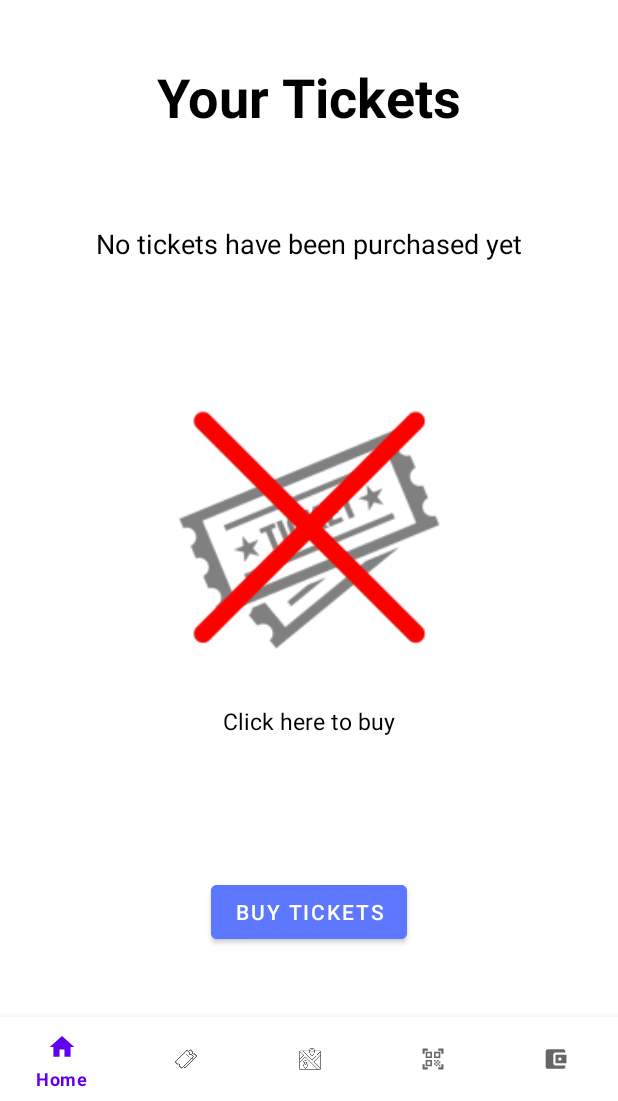
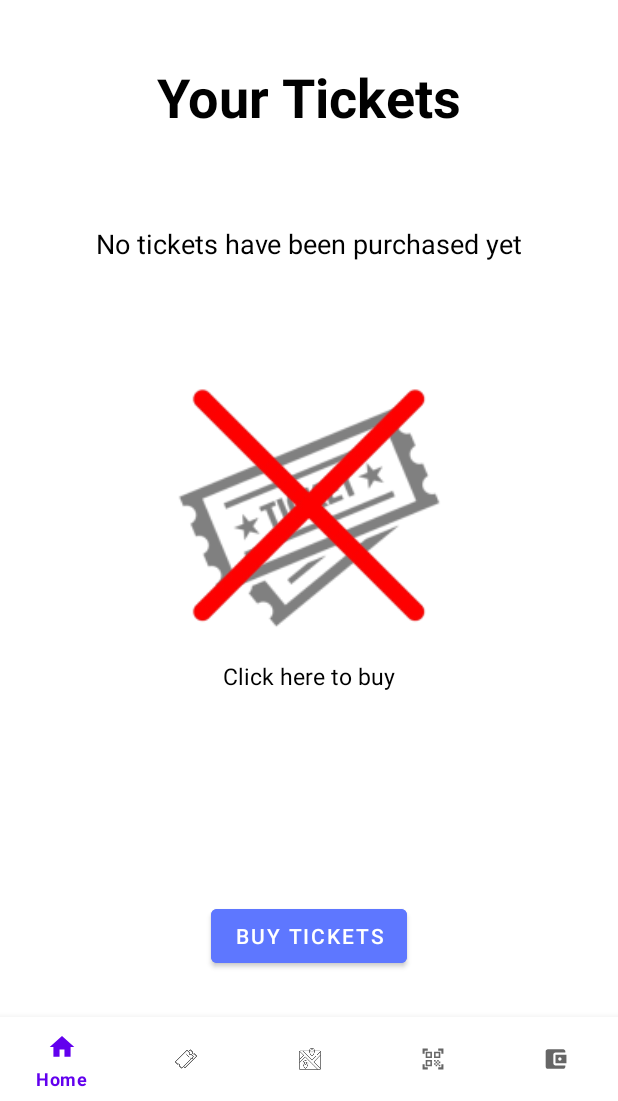
Before and after one commit to TiagoAlb12/BusIn_IHC, an Android app: the fragment TicketFragment placed in its activity, on a phone screen of 412 x 824 dp, the part 135-1236 px from its top. Run offline under Robolectric (Android 15) with nearby library versions, the phone set to English and light mode, and no system bars.

Commit message:
small changes and add scrollView

```diff
--- a/App/app/src/main/res/layout/fragment_account_info.xml
+++ b/App/app/src/main/res/layout/fragment_account_info.xml
@@ -14,7 +14,7 @@
             android:id="@+id/profile_pic"
             android:layout_width="222dp"
             android:layout_height="222dp"
-            android:layout_marginStart="96dp"
+            android:layout_gravity="center_horizontal"
             android:layout_marginTop="21dp"
             android:background="@mipmap/ic_person_for_login_foreground" />
 
@@ -190,7 +190,6 @@
                 android:layout_below="@id/postal_code_in_account_info_page"
                 android:background="@drawable/textbox_border"
                 android:inputType="text"
-                android:maxLength="8"
                 android:digits="0123456789-"
                 android:imeOptions="actionDone"
                 android:layout_marginTop="7dp"
@@ -216,7 +215,6 @@
                 android:layout_below="@id/postal_code_in_account_info_page"
                 android:background="@drawable/textbox_border"
                 android:inputType="number"
-                android:maxLength="9"
                 android:layout_marginTop="7dp"
                 android:paddingStart="12dp"
                 android:layout_marginEnd="35dp"
--- a/App/app/src/main/res/layout/fragment_home.xml
+++ b/App/app/src/main/res/layout/fragment_home.xml
@@ -63,6 +63,7 @@
                     android:layout_height="30dp"
                     android:hint="@string/from_text_placeholder"
                     android:textSize="16sp"
+                    android:inputType="textPostalAddress"
                     android:layout_below="@id/fromText"
                     android:layout_centerHorizontal="true"
                     android:background="@drawable/textbox_border"
@@ -85,6 +86,7 @@
                     android:layout_height="30dp"
                     android:hint="@string/to_text_placeholder"
                     android:textSize="16sp"
+                    android:inputType="textPostalAddress"
                     android:layout_below="@id/toText"
                     android:layout_centerHorizontal="true"
                     android:background="@drawable/textbox_border"
--- a/App/app/src/main/res/layout/fragment_registration.xml
+++ b/App/app/src/main/res/layout/fragment_registration.xml
@@ -186,7 +186,6 @@
                 android:layout_below="@id/postal_code_in_registration_page"
                 android:background="@drawable/textbox_border"
                 android:inputType="text"
-                android:maxLength="8"
                 android:digits="0123456789-"
                 android:imeOptions="actionDone"
                 android:layout_marginTop="7dp"
@@ -212,7 +211,6 @@
                 android:layout_below="@id/postal_code_in_registration_page"
                 android:background="@drawable/textbox_border"
                 android:inputType="number"
-                android:maxLength="9"
                 android:layout_marginTop="7dp"
                 android:paddingStart="12dp"
                 android:layout_marginRight="35dp"
--- a/App/app/src/main/res/layout/fragment_ticket_without_tickets.xml
+++ b/App/app/src/main/res/layout/fragment_ticket_without_tickets.xml
@@ -1,9 +1,14 @@
 <?xml version="1.0" encoding="utf-8"?>
-<FrameLayout xmlns:android="http://schemas.android.com/apk/res/android"
+<ScrollView xmlns:android="http://schemas.android.com/apk/res/android"
+    xmlns:app="http://schemas.android.com/apk/res-auto"
     xmlns:tools="http://schemas.android.com/tools"
     android:layout_width="match_parent"
     android:layout_height="match_parent"
     tools:context=".ticket.TicketFragment">
+
+    <FrameLayout
+        android:layout_width="match_parent"
+        android:layout_height="wrap_content">
 
         <TextView
             android:id="@+id/your_ticket_text"
@@ -11,10 +16,10 @@
             android:layout_height="wrap_content"
             android:text="@string/your_ticket_message"
             android:textSize="36sp"
-        android:layout_gravity="top|center"
+            android:layout_gravity="center_horizontal"
             android:layout_marginTop="40dp"
             android:textStyle="bold"
-        android:textColor="@android:color/black"/>
+            android:textColor="@android:color/black" />
 
         <TextView
             android:id="@+id/ticket_more_message"
@@ -22,9 +27,9 @@
             android:layout_height="wrap_content"
             android:text="@string/more_ticket_page_message"
             android:textSize="18sp"
-        android:layout_gravity="top|center"
+            android:layout_gravity="center_horizontal"
             android:layout_marginTop="150dp"
-        android:textColor="@android:color/black"/>
+            android:textColor="@android:color/black" />
 
         <LinearLayout
             android:layout_width="wrap_content"
@@ -38,16 +43,16 @@
                 android:layout_width="180dp"
                 android:layout_height="180dp"
                 android:src="@mipmap/ic_without_tickets_foreground"
-            android:layout_gravity="center"
-            android:tint="@color/gray_for_ticket"/>
+                android:layout_gravity="center_horizontal"
+                    app:tint="@color/gray_for_ticket" />
 
             <ImageView
                 android:id="@+id/red_cross_image"
-            android:layout_width="160dp"
+                android:layout_width="167dp"
                 android:layout_height="160dp"
-            android:src="@mipmap/ic_red_cross_without_tickets_foreground"
-            android:layout_gravity="center"
-            android:layout_marginTop="-177dp"/>
+                android:layout_gravity="center_horizontal"
+                android:layout_marginTop="-177dp"
+                android:src="@mipmap/ic_red_cross_without_tickets_foreground" />
         </LinearLayout>
 
         <TextView
@@ -56,20 +61,20 @@
             android:layout_height="wrap_content"
             android:text="@string/click_here_for_buy_ticket_page_message"
             android:textSize="15sp"
-        android:layout_gravity="top|center"
-        android:layout_marginTop="470dp"
+            android:layout_gravity="center_horizontal"
+            android:layout_marginTop="440dp"
             android:textColor="@android:color/black"/>
 
         <Button
             android:layout_width="wrap_content"
             android:layout_height="wrap_content"
-        android:layout_gravity="center|bottom"
-        android:layout_marginBottom="46dp"
+            android:layout_gravity="center_horizontal"
+            android:layout_marginTop="600dp"
             android:backgroundTint="@color/my_primary"
             android:text="@string/buy_ticket">
 
 
         </Button>
 
-
     </FrameLayout>
+</ScrollView>
```
Also changed, not shown: App/app/src/main/res/layout/fragment_change_password.xml (+11 -5 lines), App/app/src/main/res/layout/fragment_login.xml (+9 -6 lines). Lines whose indentation alone changed are shown as unchanged.
